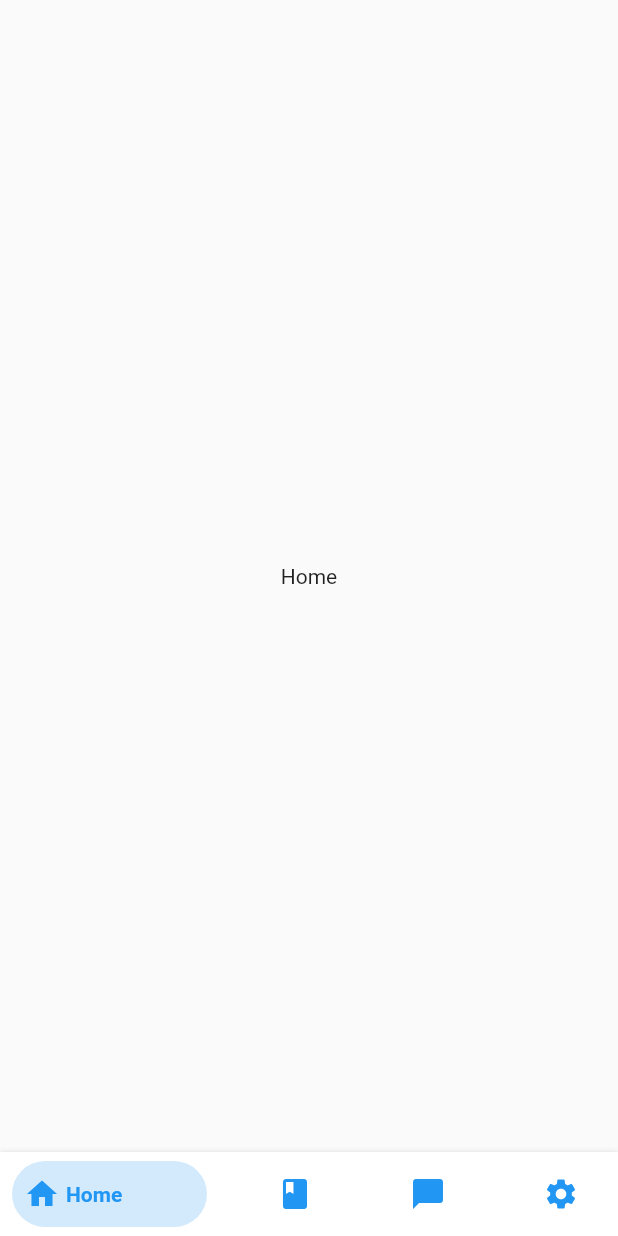
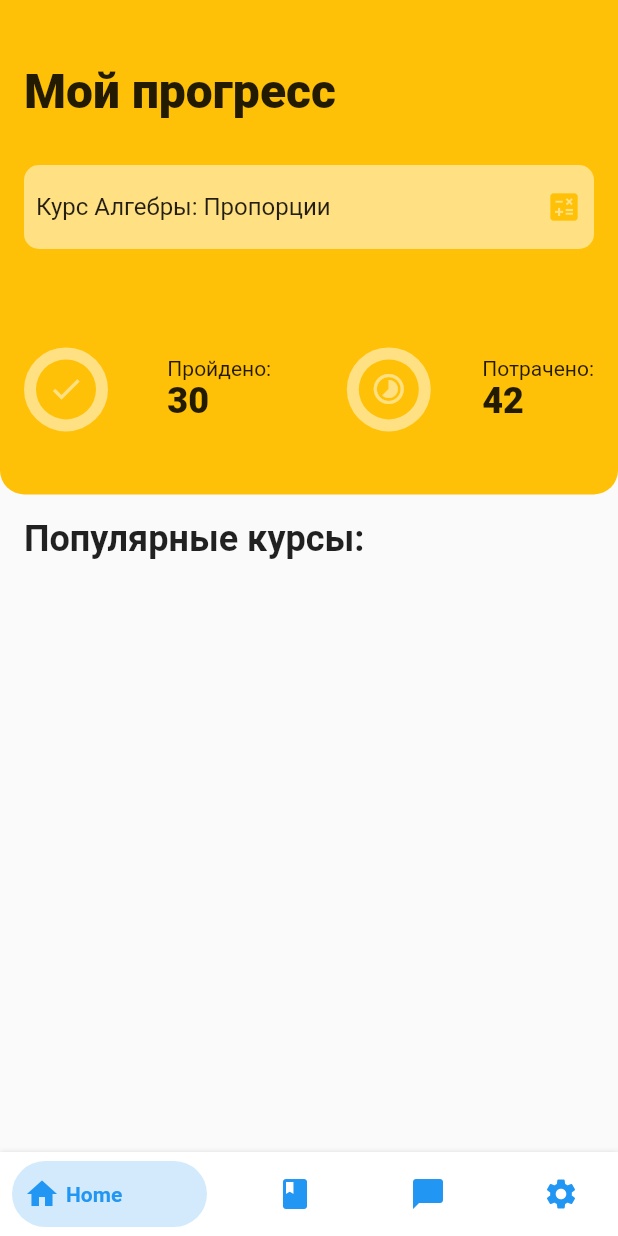
Before and after one commit to AbsoluteZero-cmd/hackathon_app, a Flutter app: the screen it shows after launch, on a phone screen of 412 x 824 dp. Run offline on Flutter 3.47's test engine with Material 2 defaults, Android fonts, the phone set to English and light mode, and no system bars; drawn by our look-alikes of bottom_navy_bar.

Commit message:
Update home_page.dart

```diff
--- a/lib/home_page.dart
+++ b/lib/home_page.dart
@@ -8,10 +8,142 @@ class HomePage extends StatefulWidget {
 }
 
 class _HomePageState extends State<HomePage> {
+
+  Widget _progressItem(IconData icon, String text, String points){
+
+    return Container(
+      width: MediaQuery.of(context).size.width * 0.4,
+      child: Row(
+        mainAxisAlignment: MainAxisAlignment.spaceBetween,
+        children: [
+          Container(
+            decoration: BoxDecoration(
+                color: Colors.amber[200],
+                borderRadius: BorderRadius.all(Radius.circular(500))
+            ),
+            child: Padding(
+              padding: const EdgeInsets.all(8.0),
+              child: Container(
+                decoration: BoxDecoration(
+                  color: Colors.amber,
+                  borderRadius: BorderRadius.all(Radius.circular(500))
+                ),
+                child: Padding(
+                  padding: const EdgeInsets.all(8.0),
+                  child: Center(
+                    child: Icon(
+                      icon,
+                      color: Colors.amber[200],
+                    ),
+                  ),
+                ),
+              ),
+            ),
+          ),
+          Column(
+            crossAxisAlignment: CrossAxisAlignment.start,
+            children: [
+              Text('${text}:',),
+              Text(
+                points,
+                style: TextStyle(
+                  fontWeight: FontWeight.w800,
+                  fontSize: 24
+                ),
+              )
+            ],
+          )
+        ],
+      ),
+    );
+  }
+
   @override
   Widget build(BuildContext context) {
-    return Center(
-      child: Text('Home'),
+    double width = MediaQuery.of(context).size.width;
+    double height = MediaQuery.of(context).size.height;
+
+    return Column(
+      crossAxisAlignment: CrossAxisAlignment.start,
+      children: [
+        Container(
+          height: height * 0.4,
+          decoration: BoxDecoration(
+              color: Colors.amber,
+            borderRadius: BorderRadius.only(bottomLeft: Radius.circular(16), bottomRight: Radius.circular(16))
+          ),
+          child: Padding(
+            padding: const EdgeInsets.symmetric(vertical: 42, horizontal: 16),
+            child: Column(
+              children: [
+                Align(
+                  alignment: AlignmentDirectional.topStart,
+                  child: Text(
+                    'Мой прогресс',
+                    style: TextStyle(
+                      fontSize: 32,
+                      fontWeight: FontWeight.w800
+                    ),
+                  ),
+                ),
+                Align(
+                  child: Container(
+                    padding: EdgeInsets.symmetric(horizontal: 8, vertical: 16),
+                    width: width - 2 * 8.0,
+                    child: Row(
+                      mainAxisAlignment: MainAxisAlignment.spaceBetween,
+                      children: [
+                        Text(
+                          'Курс Алгебры: Пропорции',
+                          style: TextStyle(
+                              fontSize: 16
+                          ),
+                        ),
+                        Icon(
+                          Icons.calculate,
+                          color: Colors.amber,
+                        )
+                      ],
+                    ),
+                    decoration: BoxDecoration(
+                      color: Colors.amber[200],
+                      borderRadius: BorderRadius.all(Radius.circular(10))
+                    ),
+                    margin: EdgeInsets.only(top: 30),
+                  ),
+                  alignment: AlignmentDirectional.topCenter,
+                ),
+                Spacer(),
+                Align(
+                  alignment: AlignmentDirectional.bottomCenter,
+                  child: Row(
+                    mainAxisAlignment: MainAxisAlignment.spaceBetween,
+                    children: [
+                      _progressItem(Icons.check, 'Пройдено', '30'),
+                      _progressItem(Icons.timelapse, 'Потрачено', '42'),
+                    ],
+                  ),
+                ),
+              ],
+            ),
+          ),
+        ),
+        Padding(
+          padding: const EdgeInsets.all(16.0),
+          child: Column(
+            mainAxisSize: MainAxisSize.min,
+            children: [
+              Text(
+                'Популярные курсы:',
+                style: TextStyle(
+                  fontWeight: FontWeight.w600,
+                  fontSize: 24
+                ),
+              ),
+            ],
+          ),
+        )
+      ],
     );
   }
 }
```
